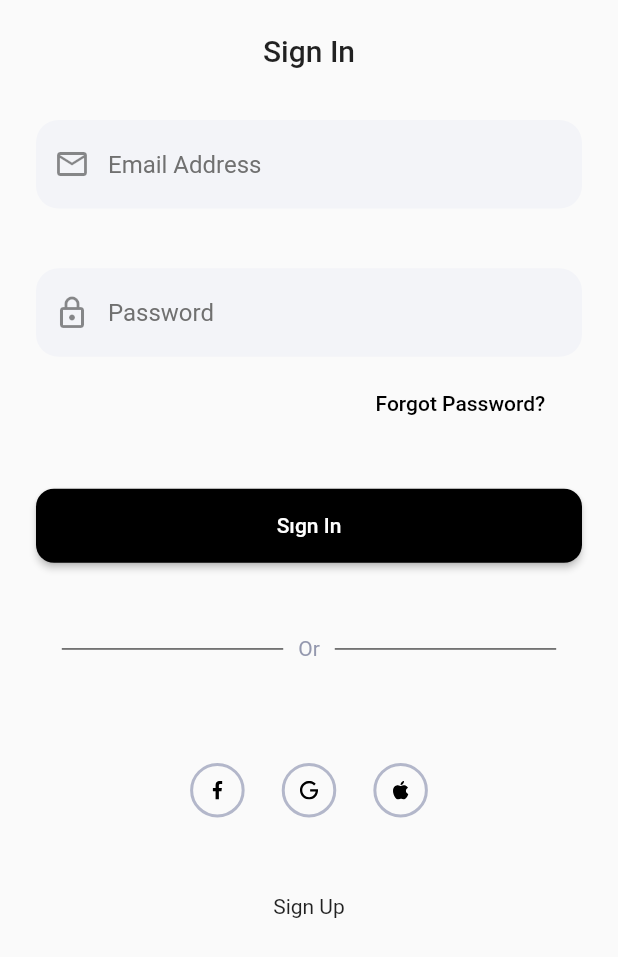
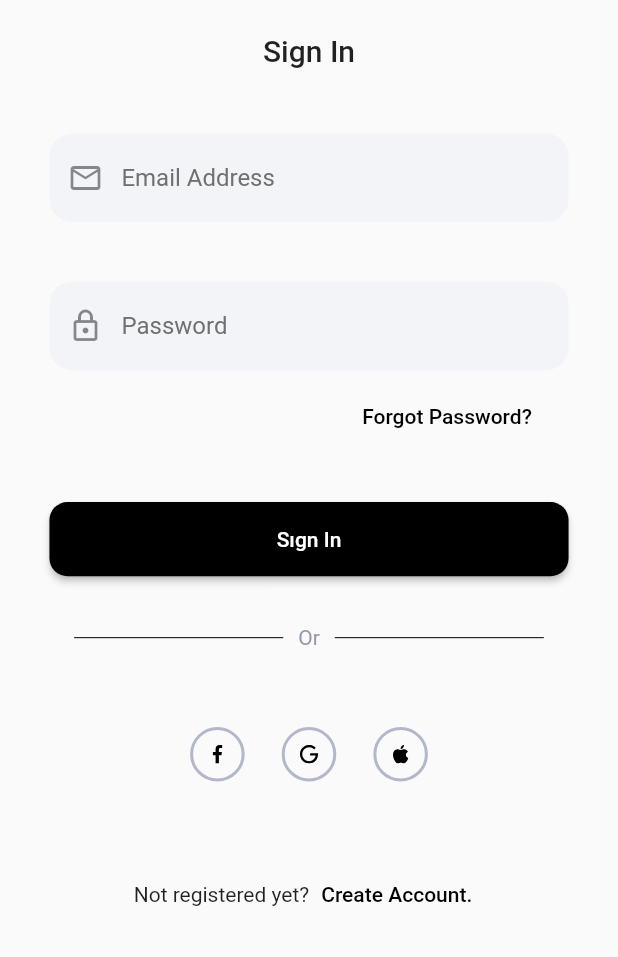
Before and after one commit to egementrk/flutter_login_screen, a Flutter app: the screen it shows after launch, on a phone screen of 412 x 824 dp. Shown: the top 957 px of the screen. Run offline on Flutter 3.47's test engine with Material 2 defaults, Android fonts, the phone set to English and light mode, and no system bars; our stand-ins replace flutter_svg, hexcolor.

Commit message:
Added Create Account Page

```diff
--- a/lib/body.dart
+++ /dev/null
@@ -1,68 +0,0 @@
-import 'package:flutter/material.dart';
-import 'package:login_screen/model/custom_button.dart';
-import 'package:login_screen/model/custom_text_field.dart';
-import 'package:login_screen/model/or_divider.dart';
-import 'package:login_screen/sign_in/social_icons.dart';
-import 'package:login_screen/context_extension.dart';
-
-class Body extends StatelessWidget {
-  const Body({
-    Key key,
-  }) : super(key: key);
-
-  @override
-  Widget build(BuildContext context) {
-    Size size = MediaQuery.of(context).size;
-    return Column(
-      children: [
-        Padding(
-          padding: context.paddingHigh,
-          child: Column(
-            children: [
-              CustomTextField(
-                labelText: "Email Address",
-                preIcon: Icon(Icons.email_outlined),
-              ),
-              SizedBox(
-                height: context.mediumValue,
-              ),
-              CustomTextField(
-                labelText: "Password",
-                preIcon: Icon(Icons.lock_outlined),
-              ),
-              //Padding(padding: null),
-              Row(
-                mainAxisAlignment: MainAxisAlignment.end,
-                children: [
-                  TextButton(
-                      onPressed: () {},
-                      child: Text(
-                        "Forgot Password?",
-                        style: TextStyle(color: Colors.black),
-                      )),
-                  SizedBox(
-                    width: context.sizedBoxMedium,
-                  )
-                ],
-              ),
-              SizedBox(
-                height: context.mediumValue,
-              ),
-              CustomButton(
-                text: "Sıgn In",
-              ),
-              OrDivider(),
-              IconPart(size: size),
-              Padding(
-                padding: context.paddingLow,
-                child: Text(
-                  "Sign Up",
-                ),
-              )
-            ],
-          ),
-        ),
-      ],
-    );
-  }
-}
--- a/lib/sign_in/social_icons.dart
+++ b/lib/components/icon_part.dart
@@ -11,6 +11,7 @@ class IconPart extends StatelessWidget {
 
   @override
   Widget build(BuildContext context) {
+    Size size = MediaQuery.of(context).size;
     return Row(
       mainAxisAlignment: MainAxisAlignment.center,
       children: [
--- a/lib/main.dart
+++ b/lib/main.dart
@@ -1,12 +1,11 @@
 import 'package:flutter/material.dart';
-import 'package:login_screen/body.dart';
+import 'package:login_screen/sign_in/sigin_screen.dart';
 
 void main() => runApp(MyApp());
 
 class MyApp extends StatelessWidget {
   @override
   Widget build(BuildContext context) {
-    //Size size = MediaQuery.of(context).size;
     return MaterialApp(
       theme: ThemeData(primaryColor: Colors.grey),
       debugShowCheckedModeBanner: false,
@@ -14,7 +13,7 @@ class MyApp extends StatelessWidget {
       home: Scaffold(
         resizeToAvoidBottomInset: false,
         appBar: buildAppBar(context),
-        body: Body(),
+        body: SiginScreen(),
       ),
     );
   }
--- a/lib/model/custom_button.dart
+++ b/lib/model/custom_button.dart
@@ -1,5 +1,5 @@
 import 'package:flutter/material.dart';
-import 'package:login_screen/context_extension.dart';
+import 'package:login_screen/components/context_extension.dart';
 
 class CustomButton extends StatelessWidget {
   final String text;
@@ -16,8 +16,8 @@ class CustomButton extends StatelessWidget {
   @override
   Widget build(BuildContext context) {
     return Container(
-      width: context.buttonValueW,
-      height: context.buttonValueH,
+      width: context.buttonWidth,
+      height: context.buttonHeight,
       child: ElevatedButton(
         //do Elevated Button
         onPressed: () {},
--- a/lib/model/custom_text_field.dart
+++ b/lib/model/custom_text_field.dart
@@ -1,6 +1,6 @@
 import 'package:flutter/material.dart';
 import 'package:hexcolor/hexcolor.dart';
-import 'package:login_screen/context_extension.dart';
+import 'package:login_screen/components/context_extension.dart';
 
 class CustomTextField extends StatelessWidget {
   const CustomTextField({
@@ -14,7 +14,7 @@ class CustomTextField extends StatelessWidget {
   @override
   Widget build(BuildContext context) {
     return Container(
-      height: context.fieldValue,
+      height: context.heightHigh,
       child: TextField(
         //autocorrect: true,
         decoration: InputDecoration(
--- a/lib/model/or_divider.dart
+++ b/lib/model/or_divider.dart
@@ -2,13 +2,18 @@ import 'package:flutter/material.dart';
 import 'package:hexcolor/hexcolor.dart';
 
 class OrDivider extends StatelessWidget {
+  final double dividerHeight, dividerWidth;
+
+  const OrDivider({
+    Key key,
+    this.dividerHeight,
+    this.dividerWidth,
+  }) : super(key: key);
   @override
   Widget build(BuildContext context) {
-    Size size = MediaQuery.of(context).size;
     return Container(
       margin: EdgeInsets.symmetric(
-          horizontal: size.width * 0.03, vertical: size.height * 0.06),
-      width: size.width * 0.8,
+          horizontal: dividerWidth, vertical: dividerHeight),
       child: Row(
         children: [
           Expanded(
--- a/lib/model/social_icons.dart
+++ b/lib/model/social_icons.dart
@@ -1,6 +1,7 @@
 import 'package:flutter/material.dart';
 import 'package:flutter_svg/flutter_svg.dart';
 import 'package:hexcolor/hexcolor.dart';
+import 'package:login_screen/components/context_extension.dart';
 
 class SocialIcons extends StatelessWidget {
   const SocialIcons({
@@ -18,7 +19,7 @@ class SocialIcons extends StatelessWidget {
     return GestureDetector(
       onTap: press,
       child: Container(
-        margin: EdgeInsets.all(size.width * 0.03),
+        margin: EdgeInsets.all(context.widthLow),
         padding: EdgeInsets.all(10),
         decoration: BoxDecoration(
             border: Border.all(color: HexColor("#B3B7CA"), width: 2),
@@ -26,13 +27,8 @@ class SocialIcons extends StatelessWidget {
         child: SvgPicture.asset(
           iconSrc,
           height: size.height * 0.03,
-          width: size.width * 0.03,
+          width: context.widthLow,
         ),
-        // child: SvgPicture.asset(
-        //   "assets/icons/facebook.svg",
-        //   height: 20,
-        //   width: 20,
-        // ),
       ),
     );
   }
--- /dev/null
+++ b/lib/sign_in/create_account.dart
@@ -0,0 +1,39 @@
+import 'package:flutter/material.dart';
+import 'package:login_screen/SignUp/signup_screen.dart';
+
+class CreateAccount extends StatelessWidget {
+  const CreateAccount({
+    Key key,
+    @required this.size,
+  }) : super(key: key);
+
+  final Size size;
+
+  @override
+  Widget build(BuildContext context) {
+    return Row(
+      mainAxisAlignment: MainAxisAlignment.center,
+      children: [
+        Text("Not registered yet?"),
+        TextButton(
+          onPressed: () {
+            Navigator.push(
+              context,
+              MaterialPageRoute(
+                builder: (context) {
+                  return SignUpScreen(
+                    size: size,
+                  );
+                },
+              ),
+            );
+          },
+          child: Text(
+            "Create Account.",
+            style: TextStyle(color: Colors.black),
+          ),
+        ),
+      ],
+    );
+  }
+}
--- /dev/null
+++ b/lib/sign_in/forgot_password.dart
@@ -0,0 +1,26 @@
+import 'package:flutter/material.dart';
+import 'package:login_screen/components/context_extension.dart';
+
+class ForgotPassword extends StatelessWidget {
+  const ForgotPassword({
+    Key key,
+  }) : super(key: key);
+
+  @override
+  Widget build(BuildContext context) {
+    return Row(
+      mainAxisAlignment: MainAxisAlignment.end,
+      children: [
+        TextButton(
+            onPressed: () {},
+            child: Text(
+              "Forgot Password?",
+              style: TextStyle(color: Colors.black),
+            )),
+        SizedBox(
+          width: context.widthMedium,
+        )
+      ],
+    );
+  }
+}
--- /dev/null
+++ b/lib/sign_in/sigin_screen.dart
@@ -0,0 +1,13 @@
+import 'package:flutter/material.dart';
+import 'package:login_screen/sign_in/signin_body.dart';
+
+class SiginScreen extends StatelessWidget {
+  const SiginScreen({
+    Key key,
+  }) : super(key: key);
+
+  @override
+  Widget build(BuildContext context) {
+    return SigninBody();
+  }
+}
--- /dev/null
+++ b/lib/sign_in/signin_body.dart
@@ -0,0 +1,54 @@
+import 'package:flutter/material.dart';
+import 'package:login_screen/model/custom_button.dart';
+import 'package:login_screen/model/custom_text_field.dart';
+import 'package:login_screen/model/or_divider.dart';
+import 'package:login_screen/components/icon_part.dart';
+import 'package:login_screen/components/context_extension.dart';
+import 'package:login_screen/sign_in/create_account.dart';
+import 'package:login_screen/sign_in/forgot_password.dart';
+
+class SigninBody extends StatelessWidget {
+  @override
+  Widget build(BuildContext context) {
+    Size size = MediaQuery.of(context).size;
+    return Column(
+      children: [
+        Padding(
+          padding: context.paddingLow,
+          child: Column(
+            children: [
+              CustomTextField(
+                labelText: "Email Address",
+                preIcon: Icon(Icons.email_outlined),
+              ),
+              SizedBox(
+                height: context.heightMedium,
+              ),
+              CustomTextField(
+                labelText: "Password",
+                preIcon: Icon(Icons.lock_outlined),
+              ),
+              //Padding(padding: null),
+              ForgotPassword(),
+              SizedBox(
+                height: context.heightMedium,
+              ),
+              CustomButton(
+                text: "Sıgn In",
+              ),
+              OrDivider(
+                dividerHeight: context.heightMedium,
+                dividerWidth: context.widthMedium,
+              ),
+              IconPart(size: size),
+              SizedBox(
+                height: context.heightMedium,
+              ),
+              CreateAccount(size: size)
+            ],
+          ),
+        ),
+      ],
+    );
+  }
+}
```
Also changed, not shown: lib/SignUp/already_registered.dart (added, +34 -0 lines), lib/SignUp/signup_body.dart (added, +77 -0 lines), lib/SignUp/signup_screen.dart (added, +26 -0 lines), lib/components/context_extension.dart (added, +25 -0 lines), lib/context_extension.dart (deleted, +0 -22 lines).
